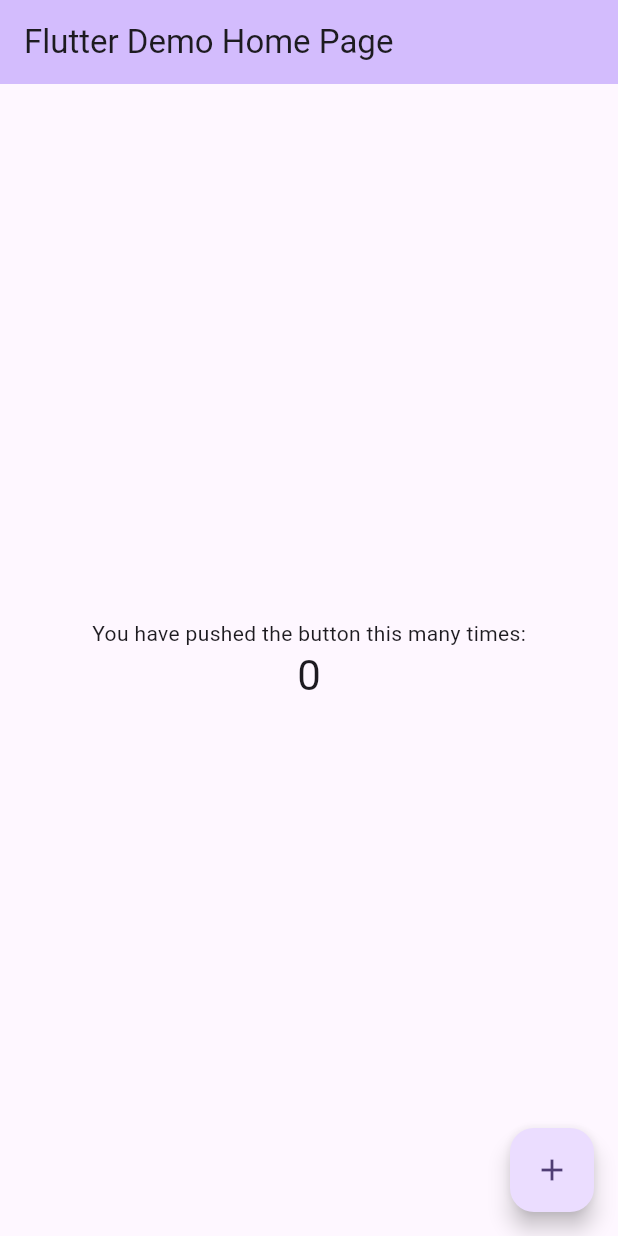
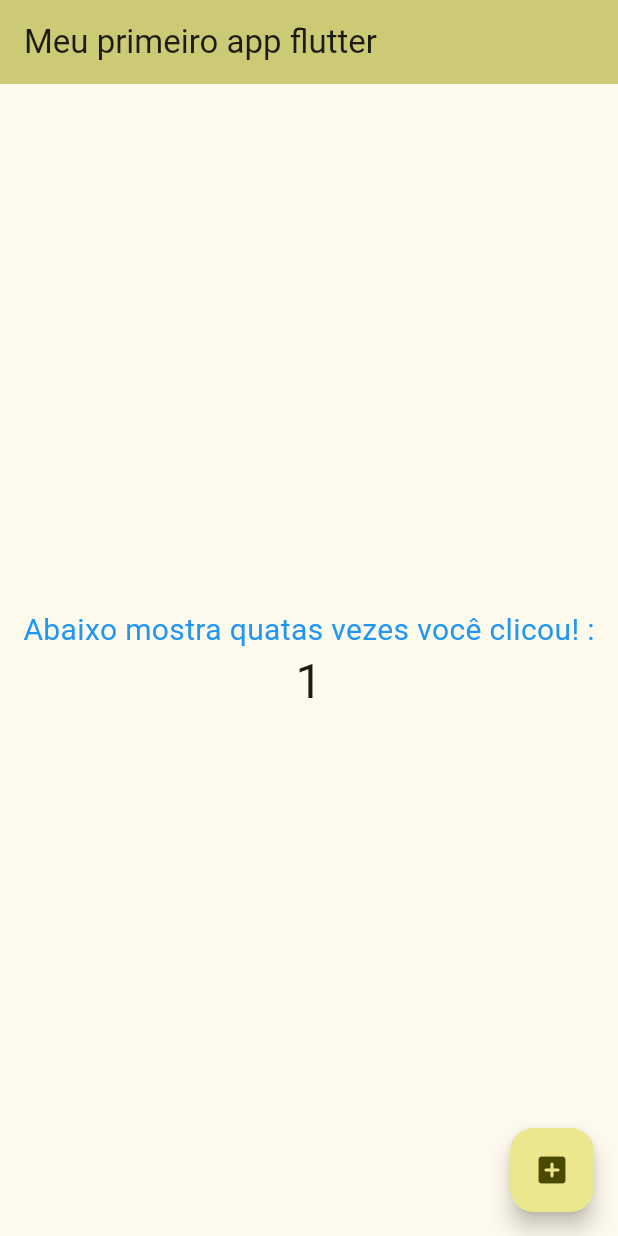
Before and after one commit to Fabioliveira87/dioapp, a Flutter app: the screen it shows after launch, on a phone screen of 412 x 824 dp. Run offline on Flutter 3.47's test engine with Material 2 defaults, Android fonts, the phone set to English and light mode, and no system bars.

Commit message:
cor do banner trocado para azul, nome banner no mudado, fonte e frase do texto do clique mudado, tamanho do numero mudado.

```diff
--- a/lib/main.dart
+++ b/lib/main.dart
@@ -28,10 +28,11 @@ class MyApp extends StatelessWidget {
         //
         // This works for code too, not just values: Most code changes can be
         // tested with just a hot reload.
-        colorScheme: ColorScheme.fromSeed(seedColor: Colors.deepPurple),
+        colorScheme:
+            ColorScheme.fromSeed(seedColor: Color.fromARGB(255, 218, 214, 6)),
         useMaterial3: true,
       ),
-      home: const MyHomePage(title: 'Flutter Demo Home Page'),
+      home: const MyHomePage(title: 'Meu primeiro app flutter'),
     );
   }
 }
@@ -55,7 +56,7 @@ class MyHomePage extends StatefulWidget {
 }
 
 class _MyHomePageState extends State<MyHomePage> {
-  int _counter = 0;
+  int _counter = 1;
 
   void _incrementCounter() {
     setState(() {
@@ -106,11 +107,12 @@ class _MyHomePageState extends State<MyHomePage> {
           mainAxisAlignment: MainAxisAlignment.center,
           children: <Widget>[
             const Text(
-              'You have pushed the button this many times:',
+              'Abaixo mostra quatas vezes você clicou! :',
+              style: TextStyle(color: Colors.blue, fontSize: 20),
             ),
             Text(
               '$_counter',
-              style: Theme.of(context).textTheme.headlineMedium,
+              style: Theme.of(context).textTheme.headlineLarge,
             ),
           ],
         ),
@@ -118,7 +120,7 @@ class _MyHomePageState extends State<MyHomePage> {
       floatingActionButton: FloatingActionButton(
         onPressed: _incrementCounter,
         tooltip: 'Increment',
-        child: const Icon(Icons.add),
+        child: const Icon(Icons.add_box_rounded),
       ), // This trailing comma makes auto-formatting nicer for build methods.
     );
   }
```
